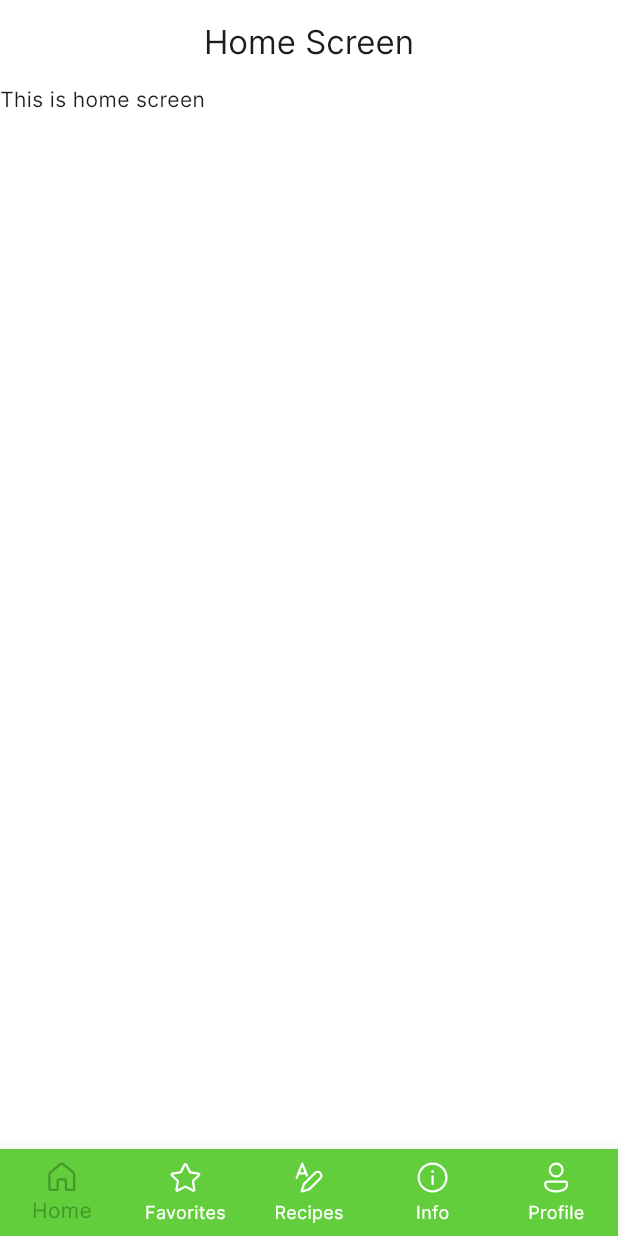
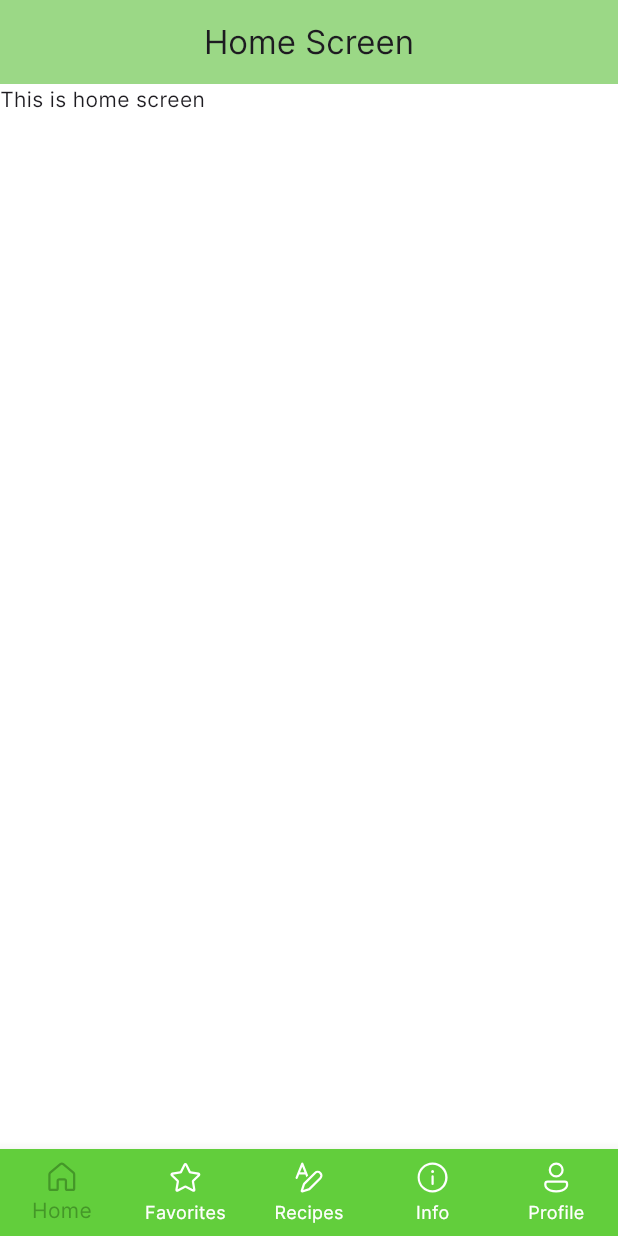
Before and after one commit to MargarethaNaibaho/freshly-dropped-mobile, a Flutter app: the screen it shows after launch, on a phone screen of 412 x 824 dp. Run offline on Flutter 3.47's test engine with Material 3 defaults, Android fonts, the phone set to English and light mode, and no system bars; our stand-ins replace fluentui_icons.

Commit message:
fixing colors

```diff
--- a/lib/screens/home_screen.dart
+++ b/lib/screens/home_screen.dart
@@ -1,4 +1,5 @@
 import 'package:flutter/material.dart';
+import 'package:freshy_food/styles/colors.dart';
 
 class HomeScreen extends StatelessWidget {
   const HomeScreen({super.key});
@@ -8,7 +9,7 @@ class HomeScreen extends StatelessWidget {
     return Scaffold(
       backgroundColor: Colors.white,
       appBar: AppBar(
-        backgroundColor: Colors.white,
+        backgroundColor: CustomColors.lightGreen,
         title: Text("Home Screen"),
         centerTitle: true,
       ),
--- a/lib/styles/colors.dart
+++ b/lib/styles/colors.dart
@@ -1,12 +1,12 @@
 import 'package:flutter/material.dart';
 
 class CustomColors{
-  static const Color primaryGreen = Color.fromRGBO(98, 206, 60, 1);
-  static const Color darkGreen = Color.fromARGB(255, 68, 151, 40);
-  static const Color lightGreen = Color.fromARGB(255, 155, 216, 314);
+  static const Color primaryGreen = Color(0xFF62CE3C);
+  static const Color darkGreen = Color(0xFF449728);
+  static const Color lightGreen = Color(0xFF9BD886);
 
-  static const Color primaryGrey = Color.fromARGB(255, 115, 115, 115);
-  static const Color lightGrey = Color.fromARGB(255, 185, 185, 185);
-  static const Color cardGrey = Color.fromARGB(255, 238, 238, 238);
-  static const Color searchGrey = Color.fromARGB(255, 195, 191, 191);
+  static const Color primaryGrey = Color(0xFF737373);
+  static const Color lightGrey = Color(0xFFB9B9B9);
+  static const Color cardGrey = Color(0xFFEEEEEE);
+  static const Color searchGrey = Color(0xFFC3BFBF);
 }
```
